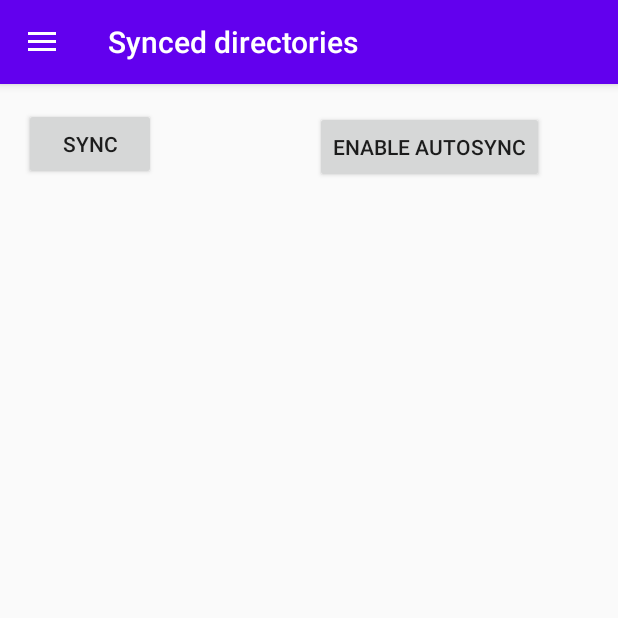
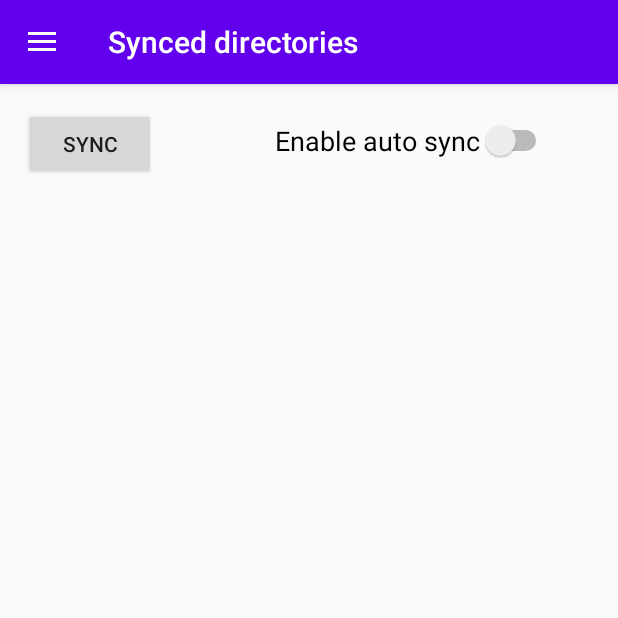
Before and after one commit to EduSFreitas/SyncFiles, an Android app: the SyncedFragment screen opened through its navigation route, on a phone screen of 412 x 824 dp, the top half of it. Run offline under Robolectric (Android 15) with nearby library versions, the phone set to English and light mode, and no system bars; our stand-ins replace Room's generated code, Timber, navigation-ui; libraries missing offline, so code that uses them is left out: com.google.api.client, com.google.api.services; 7 statements that could not run were skipped.

```diff
--- a/app/src/main/AndroidManifest.xml
+++ b/app/src/main/AndroidManifest.xml
@@ -28,6 +28,7 @@
                 <category android:name="android.intent.category.LAUNCHER" />
             </intent-filter>
         </activity>
+        <receiver android:name=".AutoSyncReceiver"/>
     </application>
 
 </manifest>
--- a/app/src/main/java/com/rafalk/syncfiles/ui/synced/IntervalPickerDialog.kt
+++ b/app/src/main/java/com/rafalk/syncfiles/ui/synced/IntervalPickerDialog.kt
@@ -57,7 +57,7 @@ class IntervalPickerDialog : DialogFragment() {
                             multiplier *= 24 * 60 * 60
                         }
                     }
-                    listener.onConfirmation(number.text.toString().toLong() * multiplier)
+                    listener.onIntervalConfirmation(number.text.toString().toLong() * multiplier)
                     dialog.cancel()
                 }
             }
@@ -70,7 +70,7 @@ class IntervalPickerDialog : DialogFragment() {
     }
 
     interface IntervalPickerDialogListener {
-        fun onConfirmation(interval: Long)
+        fun onIntervalConfirmation(interval: Long)
     }
 
     override fun onAttach(context: Context) {
--- a/app/src/main/java/com/rafalk/syncfiles/ui/synced/PairsAdapter.kt
+++ b/app/src/main/java/com/rafalk/syncfiles/ui/synced/PairsAdapter.kt
@@ -10,7 +10,6 @@ import com.rafalk.syncfiles.R
 
 import com.rafalk.syncfiles.ui.synced.PairsListFragment.OnListFragmentInteractionListener
 import com.rafalk.syncfiles.database.DirsPair
-import com.rafalk.syncfiles.dummy.DummyContent.DummyItem
 
 import kotlinx.android.synthetic.main.fragment_pair.view.*
 
--- a/app/src/main/java/com/rafalk/syncfiles/ui/synced/SyncedFragment.kt
+++ b/app/src/main/java/com/rafalk/syncfiles/ui/synced/SyncedFragment.kt
@@ -9,6 +9,7 @@ import android.view.LayoutInflater
 import android.view.View
 import android.view.ViewGroup
 import android.widget.Button
+import android.widget.Switch
 import androidx.core.app.NotificationCompat
 import androidx.core.app.NotificationManagerCompat
 import androidx.fragment.app.Fragment
@@ -31,6 +32,7 @@ import timber.log.Timber
 
 class SyncedFragment : Fragment(), CoroutineScope by MainScope() {
 
+    private lateinit var listener: SyncedFragmentListener
     private lateinit var syncedViewModel: SyncedViewModel
     private lateinit var mContext: Context
 
@@ -63,10 +65,17 @@ class SyncedFragment : Fragment(), CoroutineScope by MainScope() {
             }
         }
 
-        root.findViewById<Button>(R.id.auto_sync).setOnClickListener { view ->
-            val intervalPickerDialog = IntervalPickerDialog()
-            intervalPickerDialog.show(fragmentManager, "IntervalPickerDialog")
-        }
+
+        root.findViewById<Switch>(R.id.enable_auto_sync_toggle)
+            .setOnCheckedChangeListener { compoundButton, checked ->
+                if (checked) {
+                    val intervalPickerDialog = IntervalPickerDialog()
+                    intervalPickerDialog.show(fragmentManager, "IntervalPickerDialog")
+                } else {
+                    listener.onCancelAutoSync()
+                }
+
+            }
 
         return root
     }
@@ -74,6 +83,17 @@ class SyncedFragment : Fragment(), CoroutineScope by MainScope() {
     override fun onAttach(context: Context) {
         super.onAttach(context)
         mContext = context
+
+        try {
+            // Instantiate the NoticeDialogListener so we can send events to the host
+            listener = context as SyncedFragmentListener
+        } catch (e: ClassCastException) {
+            // The activity doesn't implement the interface, throw exception
+            throw ClassCastException(
+                (context.toString() +
+                        " must implement SyncedFragmentListener")
+            )
+        }
     }
 
     private fun getGoogleDriveService(): Drive {
@@ -111,4 +131,7 @@ class SyncedFragment : Fragment(), CoroutineScope by MainScope() {
         notificationManager.notify(0, mBuilder.build())
     }
 
+    interface SyncedFragmentListener {
+        fun onCancelAutoSync()
+    }
 }
--- a/app/src/main/res/layout/fragment_synced.xml
+++ b/app/src/main/res/layout/fragment_synced.xml
@@ -22,17 +22,18 @@
         android:layout_width="wrap_content"
         android:layout_height="wrap_content"
         android:layout_marginStart="16dp"
-        android:layout_marginTop="29dp"
+        android:layout_marginTop="24dp"
         app:layout_constraintStart_toStartOf="parent"
         app:layout_constraintTop_toBottomOf="@+id/sync_button" />
 
-    <Button
-        android:id="@+id/auto_sync"
+    <Switch
+        android:id="@+id/enable_auto_sync_toggle"
         android:layout_width="wrap_content"
         android:layout_height="wrap_content"
-        android:layout_marginTop="18dp"
-        android:layout_marginEnd="49dp"
-        android:text="Enable autosync"
+        android:layout_marginTop="24dp"
+        android:layout_marginEnd="44dp"
+        android:text="Enable auto sync"
+        android:textSize="18sp"
         app:layout_constraintEnd_toEndOf="parent"
         app:layout_constraintTop_toTopOf="parent" />
 </androidx.constraintlayout.widget.ConstraintLayout>
```
Also changed, not shown: app/src/main/java/com/rafalk/syncfiles/AutoSyncReceiver.kt (added, +12 -0 lines), app/src/main/java/com/rafalk/syncfiles/MainActivity.kt (+34 -8 lines), app/src/main/java/com/rafalk/syncfiles/dummy/DummyContent.kt (deleted, +0 -57 lines).
